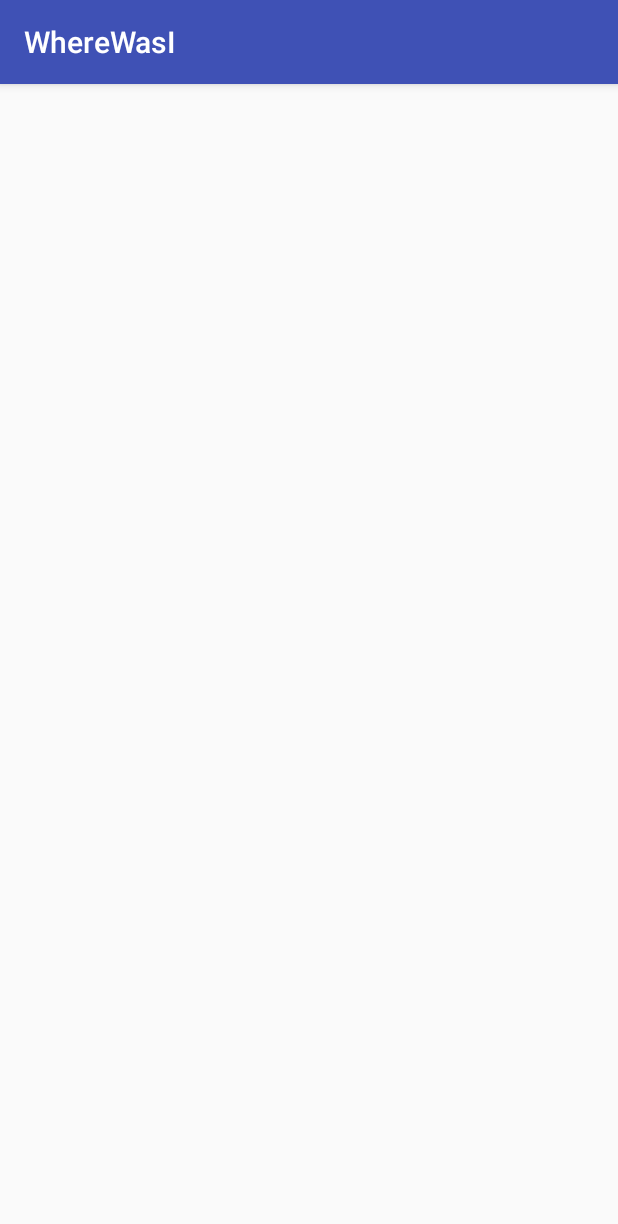
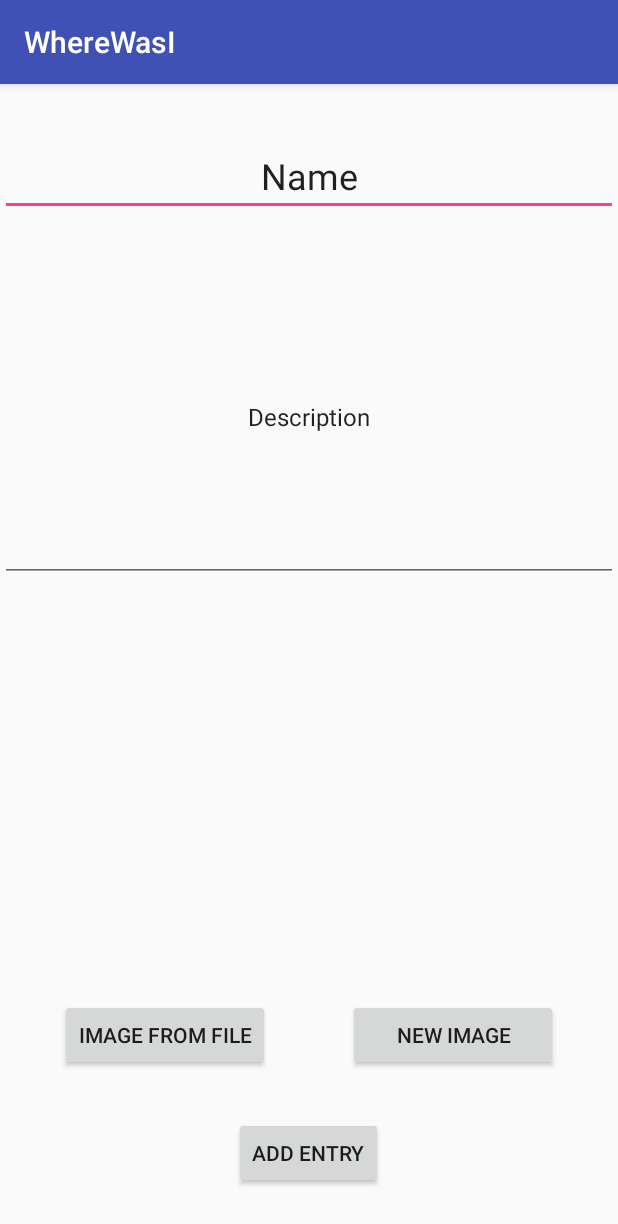
Before and after one commit to jelenic/WhereWasI, an Android app: the screen it shows after launch (QuickInputActivity), after a tap on "QUICK INPUT", on a phone screen of 412 x 824 dp. Shown: the top 1224 px of the screen. Run offline under Robolectric (Android 15) with nearby library versions, the phone set to English and light mode, and no system bars.

Commit message:
added basic function to quick input activity

```diff
--- a/app/src/main/java/com/example/jakov/wherewasi/DatabaseHelper.java
+++ b/app/src/main/java/com/example/jakov/wherewasi/DatabaseHelper.java
@@ -21,6 +21,7 @@ public class DatabaseHelper extends SQLiteOpenHelper{
     private static final String COL2 = "description";
     private static final String COL3 = "latitude";  //North-South
     private static final String COL4 = "longitude";   //East-West
+    private static final String COL5 = "image";
 
 
 
--- a/app/src/main/java/com/example/jakov/wherewasi/LoggedInActivity.java
+++ b/app/src/main/java/com/example/jakov/wherewasi/LoggedInActivity.java
@@ -30,8 +30,8 @@ public class LoggedInActivity extends AppCompatActivity {
     static final int REQUEST_LOCATION = 1;
     LocationManager locationManager;
     LocationListener locationListener;
-    double latituded;
-    double longituded;
+    public double latituded;
+    public double longituded;
 
 
     @SuppressLint("MissingPermission")
@@ -44,6 +44,8 @@ public class LoggedInActivity extends AppCompatActivity {
             @Override
             public void onClick(View v) {
                 Intent intent = new Intent(LoggedInActivity.this, QuickInputActivity.class);
+                intent.putExtra("latitude",latituded);
+                intent.putExtra("longitude",longituded);
                 startActivity(intent);
 
             }
--- a/app/src/main/java/com/example/jakov/wherewasi/QuickInputActivity.java
+++ b/app/src/main/java/com/example/jakov/wherewasi/QuickInputActivity.java
@@ -2,12 +2,60 @@ package com.example.jakov.wherewasi;
 
 import android.support.v7.app.AppCompatActivity;
 import android.os.Bundle;
+import android.view.View;
+import android.widget.Button;
+import android.widget.EditText;
+import android.widget.Toast;
 
 public class QuickInputActivity extends AppCompatActivity {
+    Button Insertbtn;
+    EditText nameet;
+    EditText descriptionet;
+    DatabaseHelper logdb;
+    double longituded;
+    double latituded;
 
     @Override
     protected void onCreate(Bundle savedInstanceState) {
         super.onCreate(savedInstanceState);
         setContentView(R.layout.activity_quick_input);
+        Insertbtn = (Button) findViewById(R.id.Insertbtn);
+        nameet= (EditText) findViewById(R.id.nameet);
+        descriptionet= (EditText) findViewById(R.id.descriptionet);
+        logdb = new DatabaseHelper(this);
+        Bundle extras = getIntent().getExtras();
+        if (extras!=null){
+            longituded = extras.getDouble("longitude");
+            latituded = extras.getDouble("latitude");
+
+        }
+        addfulldata();
+    }
+
+
+
+
+
+
+
+
+    public void addfulldata(){
+        Insertbtn.setOnClickListener(new View.OnClickListener(){
+            @Override
+            public void onClick(View v){
+                //get langitude and longitude
+                String latitude=Double.toString(latituded);
+                String longitude=Double.toString(longituded);
+                String name = nameet.getText().toString();
+                String desc = descriptionet.getText().toString();
+                boolean insertlog = logdb.addData(name,desc,latitude,longitude);
+                if (insertlog==true){
+                    Toast.makeText(QuickInputActivity.this,"INSERTED",Toast.LENGTH_LONG).show();
+
+                }
+                else Toast.makeText(QuickInputActivity.this,"NOPE",Toast.LENGTH_LONG).show();
+
+            }
+        });
     }
 }
--- a/app/src/main/res/layout/activity_quick_input.xml
+++ b/app/src/main/res/layout/activity_quick_input.xml
@@ -7,4 +7,57 @@
     android:layout_height="match_parent"
     tools:context=".QuickInputActivity">
 
+    <EditText
+        android:id="@+id/nameet"
+        android:layout_width="match_parent"
+        android:layout_height="50dp"
+        android:layout_alignParentTop="true"
+        android:layout_centerHorizontal="true"
+        android:layout_marginTop="38dp"
+        android:gravity="center"
+        android:text="Name"
+        android:textSize="24sp" />
+
+    <EditText
+        android:id="@+id/descriptionet"
+        android:layout_width="match_parent"
+        android:layout_height="220dp"
+        android:layout_alignParentTop="true"
+        android:layout_centerHorizontal="true"
+        android:layout_marginTop="112dp"
+        android:gravity="center"
+        android:text="Description"
+        android:textSize="16sp" />
+
+    <Button
+        android:id="@+id/Addimagebtn"
+        android:layout_width="140dp"
+        android:layout_height="wrap_content"
+        android:layout_alignParentBottom="true"
+        android:layout_alignParentStart="true"
+        android:layout_marginBottom="110dp"
+        android:layout_marginStart="40dp"
+        android:text="IMAGE FROM FILE"
+        android:layout_alignParentLeft="true"
+        android:layout_marginLeft="40dp" />
+
+    <Button
+        android:id="@+id/Takeimagebtn"
+        android:layout_width="140dp"
+        android:layout_height="wrap_content"
+        android:layout_alignParentEnd="true"
+        android:layout_alignTop="@+id/Addimagebtn"
+        android:layout_marginEnd="40dp"
+        android:text="NEW IMAGE"
+        android:layout_alignParentRight="true"
+        android:layout_marginRight="40dp" />
+
+    <Button
+        android:id="@+id/Insertbtn"
+        android:layout_width="wrap_content"
+        android:layout_height="wrap_content"
+        android:layout_alignParentBottom="true"
+        android:layout_centerHorizontal="true"
+        android:layout_marginBottom="31dp"
+        android:text="ADD ENTRY" />
 </RelativeLayout>
```
